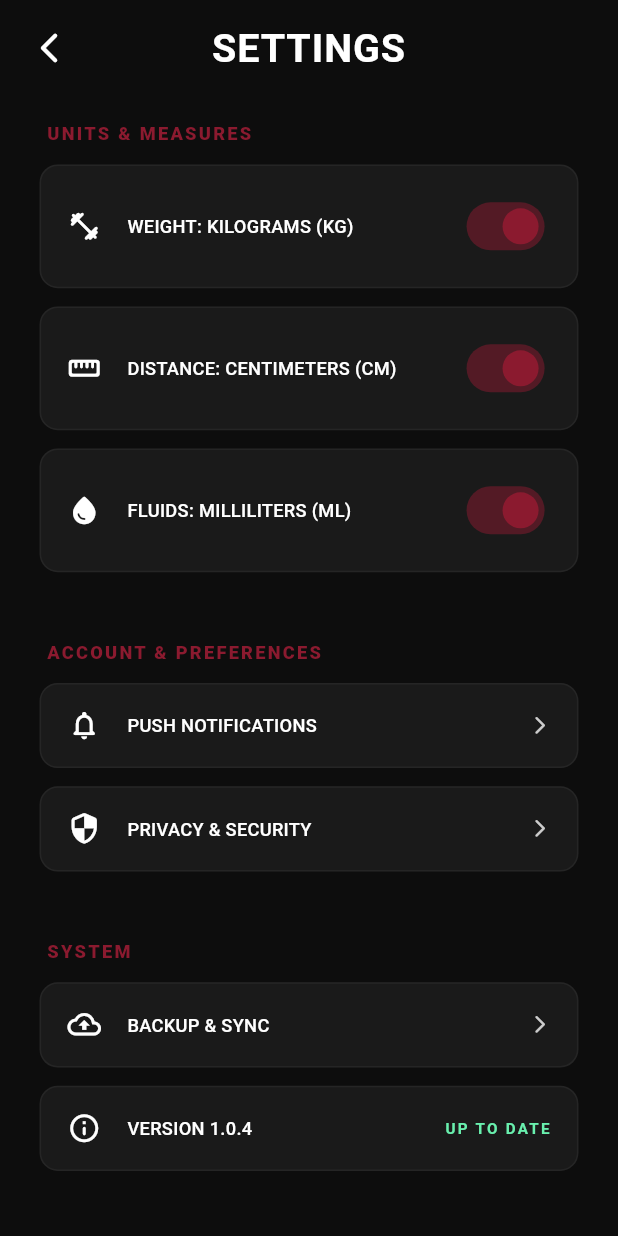
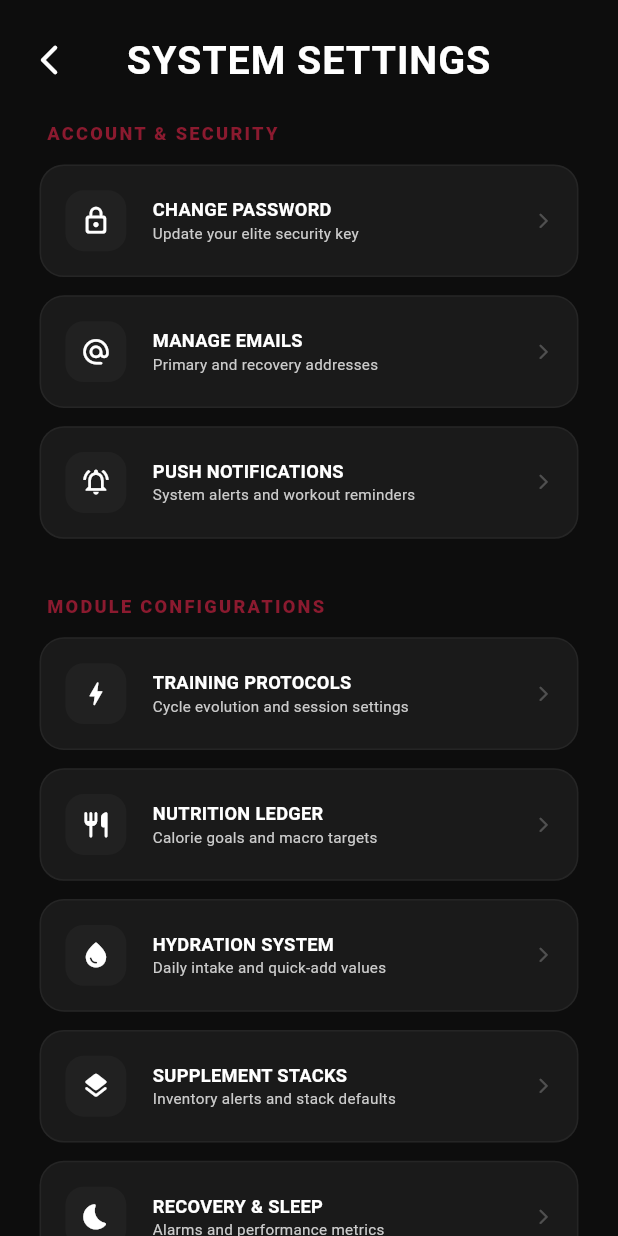
Before and after one commit to abrraar/Heavy-Duty-App, a Flutter app: the MainWrapper screen opened directly with empty values, after a tap on the "settings" icon, on a phone screen of 412 x 824 dp. Run offline on Flutter 3.47's test engine with Material 3 defaults, Android fonts, the phone set to English and light mode, and no system bars; our stand-ins replace connectivity_plus, file_picker, fl_chart, flutter_local_notifications, flutter_screenutil, flutter_timezone and 6 more; missing offline and left inert: alarm, android_intent_plus; accounts and stored records are empty; network calls fail; Roboto replaces fonts that are missing (Impact); statements that could not run were skipped.

Commit message:
Refactored Profile and Settings architecture: Moved security (Password, Emails) to a new System Cockpit hub, integrated direct access to all module settings, and optimized the Athlete Profile for physical metrics.

```diff
--- a/lib/core/navigation/app_router.dart
+++ b/lib/core/navigation/app_router.dart
@@ -19,6 +19,14 @@ import 'package:heavy_duty/features/profile/edit_profile_screen.dart';
 import 'package:heavy_duty/features/profile/change_username_screen.dart';
 import 'package:heavy_duty/features/profile/change_password_screen.dart';
 import 'package:heavy_duty/features/profile/manage_email_screen.dart';
+import 'package:heavy_duty/features/settings/settings_screen.dart';
+import 'package:heavy_duty/features/settings/notification_screen.dart';
+import 'package:heavy_duty/features/settings/cycle_tracking_settings_screen.dart';
+import 'package:heavy_duty/features/settings/calorie_settings_screen.dart';
+import 'package:heavy_duty/features/settings/hydration_settings_screen.dart';
+import 'package:heavy_duty/features/settings/supplement_settings_screen.dart';
+import 'package:heavy_duty/features/settings/sleep_settings_screen.dart';
+import 'package:heavy_duty/features/settings/body_comp_settings_screen.dart';
 import 'package:heavy_duty/features/splash/splash_screen.dart';
 import 'package:heavy_duty/features/tracker/tracker_screen.dart';
 import 'package:heavy_duty/features/tracker/calorie/calorie_screen.dart';
@@ -269,15 +277,57 @@ final appRouter = GoRouter(
               parentNavigatorKey: _rootNavigatorKey,
               builder: (context, state) => const ChangeUsernameScreen(),
             ),
+          ],
+        ),
+        GoRoute(
+          path: AppRoutes.settings,
+          parentNavigatorKey: _rootNavigatorKey,
+          builder: (context, state) => const SettingsScreen(),
+          routes: [
             GoRoute(
-              path: 'change-password',
+              path: 'notifications',
               parentNavigatorKey: _rootNavigatorKey,
-              builder: (context, state) => const ChangePasswordScreen(),
+              builder: (context, state) => const NotificationSettingsScreen(),
+            ),
+            GoRoute(
+              path: 'cycle',
+              parentNavigatorKey: _rootNavigatorKey,
+              builder: (context, state) => const CycleTrackingSettingsScreen(),
+            ),
+            GoRoute(
+              path: 'calorie',
+              parentNavigatorKey: _rootNavigatorKey,
+              builder: (context, state) => const CalorieSettingsScreen(),
+            ),
+            GoRoute(
+              path: 'hydration',
+              parentNavigatorKey: _rootNavigatorKey,
+              builder: (context, state) => const HydrationSettingsScreen(),
+            ),
+            GoRoute(
+              path: 'supplement',
+              parentNavigatorKey: _rootNavigatorKey,
+              builder: (context, state) => const SupplementSettingsScreen(),
+            ),
+            GoRoute(
+              path: 'sleep',
+              parentNavigatorKey: _rootNavigatorKey,
+              builder: (context, state) => const SleepSettingsScreen(),
+            ),
+            GoRoute(
+              path: 'body-comp',
+              parentNavigatorKey: _rootNavigatorKey,
+              builder: (context, state) => const BodyCompSettingsScreen(),
             ),
             GoRoute(
               path: 'manage-email',
               parentNavigatorKey: _rootNavigatorKey,
               builder: (context, state) => const ManageEmailScreen(),
+            ),
+            GoRoute(
+              path: 'change-password',
+              parentNavigatorKey: _rootNavigatorKey,
+              builder: (context, state) => const ChangePasswordScreen(),
             ),
           ],
         ),
--- a/lib/core/navigation/app_routes.dart
+++ b/lib/core/navigation/app_routes.dart
@@ -21,8 +21,19 @@ class AppRoutes {
   static const String profile   = '/profile';
   static const String editProfile = '/profile/edit';
   static const String changeUsername = '/profile/change-username';
-  static const String manageEmail = '/profile/manage-email';
-  static const String changePassword = '/profile/change-password';
+
+  // ── Settings ──────────────────────────────────────────
+  static const String settings = '/settings';
+  static const String settingsNotifications = '/settings/notifications';
+  static const String settingsCycle = '/settings/cycle';
+  static const String settingsCalorie = '/settings/calorie';
+  static const String settingsHydration = '/settings/hydration';
+  static const String settingsSupplement = '/settings/supplement';
+  static const String settingsSleep = '/settings/sleep';
+  static const String settingsBodyComp = '/settings/body-comp';
+  static const String manageEmail = '/settings/manage-email';
+  static const String changePassword = '/settings/change-password';
+
   static const String alarmRinging = '/alarm-ringing';
   static const String shareCycle = '/share/cycle';
   static const String shareMeal = '/share/meal';
--- a/lib/features/main_wrapper.dart
+++ b/lib/features/main_wrapper.dart
@@ -90,18 +90,16 @@ class MainWrapper extends StatelessWidget {
 
   void _openSettings(BuildContext context) {
     final String currentContext = activeSettingsContext.value;
-    Widget target;
     switch (currentContext) {
-      case "hydration": target = const HydrationSettingsScreen(); break;
-      case "body_comp": target = const BodyCompSettingsScreen(); break;
-      case "cycle": target = const CycleTrackingSettingsScreen(); break;
-      case "sleep": target = const SleepSettingsScreen(); break;
-      case "calorie": target = const CalorieSettingsScreen(); break;
-      case "supplement": target = const SupplementSettingsScreen(); break;
-      case "affirmation": AffirmationSettingsSheet.show(context); return;
-      default: target = const SettingsScreen();
+      case "hydration": context.push(AppRoutes.settingsHydration); break;
+      case "body_comp": context.push(AppRoutes.settingsBodyComp); break;
+      case "cycle": context.push(AppRoutes.settingsCycle); break;
+      case "sleep": context.push(AppRoutes.settingsSleep); break;
+      case "calorie": context.push(AppRoutes.settingsCalorie); break;
+      case "supplement": context.push(AppRoutes.settingsSupplement); break;
+      case "affirmation": AffirmationSettingsSheet.show(context); break;
+      default: context.push(AppRoutes.settings);
     }
-    Navigator.push(context, MaterialPageRoute(builder: (context) => target));
   }
 
   String _getTitle(int index) {
--- a/lib/features/profile/edit_profile_screen.dart
+++ b/lib/features/profile/edit_profile_screen.dart
@@ -154,18 +154,6 @@ class _EditProfileScreenState extends State<EditProfileScreen> {
               label: "CHANGE USERNAME",
               onTap: () => context.push(AppRoutes.changeUsername),
             ),
-            SizedBox(height: 16.h),
-
-            _buildNavigationRow(
-              label: "CHANGE PASSWORD",
-              onTap: () => context.push(AppRoutes.changePassword),
-            ),
-            SizedBox(height: 16.h),
-
-            _buildNavigationRow(
-              label: "MANAGE EMAIL ADDRESS",
-              onTap: () => context.push(AppRoutes.manageEmail),
-            ),
             SizedBox(height: 40.h),
           ],
         ),
--- a/lib/features/profile/profile.dart
+++ b/lib/features/profile/profile.dart
@@ -18,6 +18,11 @@ class ProfileScreen extends StatelessWidget {
 
   @override
   Widget build(BuildContext context) {
+    // Register settings context for MainWrapper header
+    WidgetsBinding.instance.addPostFrameCallback((_) {
+      activeSettingsContext.value = "profile";
+    });
+
     return Consumer3<AuthProvider, BodyCompProvider, CycleProvider>(
       builder: (context, authProv, bodyProv, cycleProv, _) {
         final lastWeightLog = bodyProv.logs.where((l) => l.type == BodyMetricType.weight).firstOrNull;
--- a/lib/features/settings/settings_screen.dart
+++ b/lib/features/settings/settings_screen.dart
@@ -4,8 +4,8 @@ import 'package:go_router/go_router.dart';
 import 'package:provider/provider.dart';
 import 'package:heavy_duty/core/theme/app_colors.dart';
 import 'package:heavy_duty/core/theme/app_text_styles.dart';
+import 'package:heavy_duty/core/navigation/app_routes.dart';
 import 'package:heavy_duty/features/auth/provider/auth_provider.dart';
-import 'package:heavy_duty/features/settings/notification_screen.dart';
 
 class SettingsScreen extends StatefulWidget {
   const SettingsScreen({super.key});
@@ -15,63 +15,42 @@ class SettingsScreen extends StatefulWidget {
 }
 
 class _SettingsScreenState extends State<SettingsScreen> {
-  // Unit States
-  bool _useMetricWeight = true; // KG vs LBS
-  bool _useMetricDistance = true; // CM vs INCH
-  bool _useMetricVolume = true; // ML vs OZ
+  // Unit States (These should eventually come from a GlobalSettingsProvider)
+  bool _useMetricWeight = true;
+  bool _useMetricVolume = true;
 
   @override
   Widget build(BuildContext context) {
     return Scaffold(
       backgroundColor: AppColors.background,
-      appBar: null,
-      // SafeArea prevents overlap with phone notch/camera
       body: SafeArea(
         child: Column(
           children: [
-            // Heavy Duty Header Protocol
+            // ── HEADER ───────────────────────────────────────────────────────
             Padding(
-              padding: EdgeInsets.only(
-                top: 8.h,
-                left: 8.w,
-                right: 8.w,
-                bottom: 8.h,
-              ),
+              padding: EdgeInsets.symmetric(vertical: 16.h, horizontal: 8.w),
               child: IntrinsicHeight(
                 child: Row(
                   crossAxisAlignment: CrossAxisAlignment.center,
                   children: [
                     IconButton(
-                      icon: const Icon(
-                        Icons.arrow_back_ios_new_rounded,
-                        color: AppColors.white,
-                      ),
-                      // Standardized to use GoRouter pop
+                      icon: const Icon(Icons.arrow_back_ios_new_rounded, color: Colors.white),
                       onPressed: () => context.pop(),
                     ),
                     Expanded(
                       child: Text(
-                        "SETTINGS",
+                        "SYSTEM SETTINGS",
                         textAlign: TextAlign.center,
-                        style: AppTextStyles.h2.copyWith(
-                          color: AppColors.white,
-                          fontWeight: FontWeight.bold,
-                        ),
+                        style: AppTextStyles.h2.copyWith(color: Colors.white, fontWeight: FontWeight.bold),
                       ),
                     ),
-                    const Opacity(
-                      opacity: 0,
-                      child: IconButton(
-                        icon: Icon(Icons.arrow_back_ios_new_rounded),
-                        onPressed: null,
-                      ),
-                    ),
+                    const Opacity(opacity: 0, child: IconButton(icon: Icon(Icons.info), onPressed: null)),
                   ],
                 ),
               ),
             ),
 
-            // Settings Content
+            // ── CONTENT ──────────────────────────────────────────────────────
             Expanded(
               child: SingleChildScrollView(
                 padding: EdgeInsets.symmetric(horizontal: 24.w),
@@ -79,89 +58,95 @@ class _SettingsScreenState extends State<SettingsScreen> {
                 child: Column(
                   crossAxisAlignment: CrossAxisAlignment.start,
                   children: [
-                    SizedBox(height: 16.h),
-
-                    _buildSectionHeader("UNITS & MEASURES"),
-
+                    _buildSectionHeader("ACCOUNT & SECURITY"),
                     _buildSettingTile(
-                      icon: Icons.fitness_center_rounded,
-                      title: _useMetricWeight
-                          ? "WEIGHT: KILOGRAMS (KG)"
-                          : "WEIGHT: POUNDS (LBS)",
-                      trailing: Switch(
-                        value: _useMetricWeight,
-                        activeColor: AppColors.crimson,
-                        onChanged: (val) =>
-                            setState(() => _useMetricWeight = val),
-                      ),
+                      icon: Icons.lock_outline_rounded,
+                      title: "CHANGE PASSWORD",
+                      subtitle: "Update your elite security key",
+                      onTap: () => context.push(AppRoutes.changePassword),
                     ),
                     _buildSettingTile(
-                      icon: Icons.straighten_rounded,
-                      title: _useMetricDistance
-                          ? "DISTANCE: CENTIMETERS (CM)"
-                          : "DISTANCE: INCHES (IN)",
-                      trailing: Switch(
-                        value: _useMetricDistance,
-                        activeColor: AppColors.crimson,
-                        onChanged: (val) =>
-                            setState(() => _useMetricDistance = val),
-                      ),
+                      icon: Icons.alternate_email_rounded,
+                      title: "MANAGE EMAILS",
+                      subtitle: "Primary and recovery addresses",
+                      onTap: () => context.push(AppRoutes.manageEmail),
+                    ),
+                    _buildSettingTile(
+                      icon: Icons.notifications_active_outlined,
+                      title: "PUSH NOTIFICATIONS",
+                      subtitle: "System alerts and workout reminders",
+                      onTap: () => context.push(AppRoutes.settingsNotifications),
+                    ),
+
+                    SizedBox(height: 24.h),
+                    _buildSectionHeader("MODULE CONFIGURATIONS"),
+                    _buildSettingTile(
+                      icon: Icons.bolt_rounded,
+                      title: "TRAINING PROTOCOLS",
+                      subtitle: "Cycle evolution and session settings",
+                      onTap: () => context.push(AppRoutes.settingsCycle),
+                    ),
+                    _buildSettingTile(
+                      icon: Icons.restaurant_rounded,
+                      title: "NUTRITION LEDGER",
+                      subtitle: "Calorie goals and macro targets",
+                      onTap: () => context.push(AppRoutes.settingsCalorie),
                     ),
                     _buildSettingTile(
                       icon: Icons.water_drop_rounded,
-                      title: _useMetricVolume
-                          ? "FLUIDS: MILLILITERS (ML)"
-                          : "FLUIDS: OUNCES (OZ)",
-                      trailing: Switch(
-                        value: _useMetricVolume,
-                        activeColor: AppColors.crimson,
-                        onChanged: (val) =>
-                            setState(() => _useMetricVolume = val),
-                      ),
+                      title: "HYDRATION SYSTEM",
+                      subtitle: "Daily intake and quick-add values",
+                      onTap: () => context.push(AppRoutes.settingsHydration),
+                    ),
+                    _buildSettingTile(
+                      icon: Icons.layers_rounded,
+                      title: "SUPPLEMENT STACKS",
+                      subtitle: "Inventory alerts and stack defaults",
+                      onTap: () => context.push(AppRoutes.settingsSupplement),
+                    ),
+                    _buildSettingTile(
+                      icon: Icons.bedtime_rounded,
+                      title: "RECOVERY & SLEEP",
+                      subtitle: "Alarms and performance metrics",
+                      onTap: () => context.push(AppRoutes.settingsSleep),
+                    ),
+                    _buildSettingTile(
+                      icon: Icons.analytics_outlined,
+                      title: "BODY COMPOSITION",
+                      subtitle: "Visual trend and target tracking",
+                      onTap: () => context.push(AppRoutes.settingsBodyComp),
                     ),
 
-                    SizedBox(height: 32.h),
-                    _buildSectionHeader("ACCOUNT & PREFERENCES"),
-
-                    _buildSettingTile(
-                      icon: Icons.notifications_none_rounded,
-                      title: "PUSH NOTIFICATIONS",
-                      onTap: () {
-                        Navigator.push(
-                          context,
-                          MaterialPageRoute(
-                            builder: (context) =>
-                                const NotificationSettingsScreen(),
-                          ),
-                        );
-                      },
+                    SizedBox(height: 24.h),
+                    _buildSectionHeader("GLOBAL PREFERENCES"),
+                    _buildToggleTile(
+                      icon: Icons.fitness_center_rounded,
+                      title: "WEIGHT UNIT",
+                      valueText: _useMetricWeight ? "METRIC (KG)" : "IMPERIAL (LBS)",
+                      value: _useMetricWeight,
+                      onChanged: (v) => setState(() => _useMetricWeight = v),
+                    ),
+                    _buildToggleTile(
+                      icon: Icons.local_drink_rounded,
+                      title: "FLUID UNIT",
+                      valueText: _useMetricVolume ? "METRIC (ML)" : "IMPERIAL (OZ)",
+                      value: _useMetricVolume,
+                      onChanged: (v) => setState(() => _useMetricVolume = v),
                     ),
 
-                    _buildSettingTile(
-                      icon: Icons.security_rounded,
-                      title: "PRIVACY & SECURITY",
-                      onTap: () {},
-                    ),
-
-                    SizedBox(height: 32.h),
+                    SizedBox(height: 24.h),
                     _buildSectionHeader("SYSTEM"),
                     _buildSettingTile(
-                      icon: Icons.cloud_upload_outlined,
-                      title: "BACKUP & SYNC",
+                      icon: Icons.cloud_sync_rounded,
+                      title: "BACKUP & CLOUD SYNC",
+                      subtitle: "Force database synchronization",
                       onTap: () {},
                     ),
                     _buildSettingTile(
                       icon: Icons.info_outline_rounded,
-                      title: "VERSION 1.0.4",
-                      trailing: Text(
-                        "UP TO DATE",
-                        style: AppTextStyles.labelSmall.copyWith(
-                          color: AppColors.success,
-                          letterSpacing: 1.5,
-                          fontSize: 10.sp,
-                          fontWeight: FontWeight.w600,
-                        ),
-                      ),
+                      title: "HEAVY DUTY v1.0.5",
+                      subtitle: "All systems operational",
+                      trailing: Text("UP TO DATE", style: AppTextStyles.labelSmall.copyWith(color: AppColors.success, fontSize: 9.sp, fontWeight: FontWeight.bold)),
                     ),
 
                     SizedBox(height: 48.h),
@@ -177,18 +162,14 @@ class _SettingsScreenState extends State<SettingsScreen> {
     );
   }
 
-  // ─── REUSABLE SETTINGS COMPONENTS ──────────────────────────────────────────
+  // ─── UI COMPONENTS ────────────────────────────────────────────────────────
 
   Widget _buildSectionHeader(String title) {
     return Padding(
       padding: EdgeInsets.only(bottom: 12.h, left: 4.w),
       child: Text(
         title,
-        style: AppTextStyles.labelSmall.copyWith(
-          color: AppColors.crimson,
-          fontWeight: FontWeight.w900,
-          letterSpacing: 1.5,
-        ),
+        style: AppTextStyles.labelSmall.copyWith(color: AppColors.crimson, fontWeight: FontWeight.w900, letterSpacing: 1.5),
       ),
     );
   }
@@ -196,6 +177,7 @@ class _SettingsScreenState extends State<SettingsScreen> {
   Widget _buildSettingTile({
     required IconData icon,
     required String title,
+    String? subtitle,
     Widget? trailing,
     VoidCallback? onTap,
   }) {
@@ -203,33 +185,75 @@ class _SettingsScreenState extends State<SettingsScreen> {
       onTap: onTap,
       child: Container(
         margin: EdgeInsets.only(bottom: 12.h),
-        padding: EdgeInsets.symmetric(horizontal: 16.w, vertical: 16.h),
+        padding: EdgeInsets.all(16.r),
         decoration: BoxDecoration(
           color: AppColors.surface,
-          borderRadius: BorderRadius.circular(12.r),
+          borderRadius: BorderRadius.circular(16.r),
           border: Border.all(color: AppColors.white.withValues(alpha: 0.05)),
         ),
         child: Row(
           children: [
-            Icon(icon, color: AppColors.white, size: 22.r),
+            Container(
+              padding: EdgeInsets.all(10.r),
+              decoration: BoxDecoration(color: AppColors.white.withValues(alpha: 0.03), borderRadius: BorderRadius.circular(12.r)),
+              child: Icon(icon, color: AppColors.white, size: 20.r),
+            ),
             SizedBox(width: 16.w),
             Expanded(
-              child: Text(
-                title,
-                style: AppTextStyles.labelSmall.copyWith(
-                  color: AppColors.white,
-                  fontWeight: FontWeight.w500,
-                ),
+              child: Column(
+                crossAxisAlignment: CrossAxisAlignment.start,
+                children: [
+                  Text(title, style: AppTextStyles.labelSmall.copyWith(color: Colors.white, fontWeight: FontWeight.bold)),
+                  if (subtitle != null)
+                    Text(subtitle, style: AppTextStyles.labelSmall.copyWith(color: AppColors.textSecondary, fontSize: 10.sp)),
+                ],
               ),
             ),
-            trailing ??
-                Icon(
-                  Icons.arrow_forward_ios_rounded,
-                  color: AppColors.textSecondary,
-                  size: 14.r,
-                ),
+            trailing ?? Icon(Icons.arrow_forward_ios_rounded, color: AppColors.textSecondary.withValues(alpha: 0.3), size: 12.r),
           ],
         ),
+      ),
+    );
+  }
+
+  Widget _buildToggleTile({
+    required IconData icon,
+    required String title,
+    required String valueText,
+    required bool value,
+    required Function(bool) onChanged,
+  }) {
+    return Container(
+      margin: EdgeInsets.only(bottom: 12.h),
+      padding: EdgeInsets.all(16.r),
+      decoration: BoxDecoration(
+        color: AppColors.surface,
+        borderRadius: BorderRadius.circular(16.r),
+        border: Border.all(color: AppColors.white.withValues(alpha: 0.05)),
+      ),
+      child: Row(
+        children: [
+          Container(
+            padding: EdgeInsets.all(10.r),
+            decoration: BoxDecoration(color: AppColors.white.withValues(alpha: 0.03), borderRadius: BorderRadius.circular(12.r)),
+            child: Icon(icon, color: AppColors.white, size: 20.r),
+          ),
+          SizedBox(width: 16.w),
+          Expanded(
+            child: Column(
+              crossAxisAlignment: CrossAxisAlignment.start,
+              children: [
+                Text(title, style: AppTextStyles.labelSmall.copyWith(color: Colors.white, fontWeight: FontWeight.bold)),
+                Text(valueText, style: AppTextStyles.labelSmall.copyWith(color: AppColors.crimson, fontSize: 10.sp, fontWeight: FontWeight.w900)),
+              ],
+            ),
+          ),
+          Switch.adaptive(
+            value: value,
+            onChanged: onChanged,
+            activeColor: AppColors.crimson,
+          ),
+        ],
       ),
     );
   }
@@ -238,36 +262,24 @@ class _SettingsScreenState extends State<SettingsScreen> {
     return GestureDetector(
       onTap: () async {
         try {
-          // Triggers global session clearance via Supabase Auth
           await context.read<AuthProvider>().signOut();
         } catch (e) {
           if (!mounted) return;
-          ScaffoldMessenger.of(context).showSnackBar(
-            SnackBar(
-              content: Text(
-                'LOGOUT FAILED: ${e.toString().replaceAll('Exception: ', '')}',
-                style: AppTextStyles.bodySmall,
-              ),
-              backgroundColor: AppColors.error,
-            ),
-          );
+          ScaffoldMessenger.of(context).showSnackBar(SnackBar(content: Text('LOGOUT FAILED: $e'), backgroundColor: AppColors.error));
         }
       },
       child: Container(
         width: double.infinity,
         padding: EdgeInsets.symmetric(vertical: 16.h),
         decoration: BoxDecoration(
+          color: AppColors.crimson.withValues(alpha: 0.1),
           border: Border.all(color: AppColors.crimson.withValues(alpha: 0.3)),
-          borderRadius: BorderRadius.circular(12.r),
+          borderRadius: BorderRadius.circular(16.r),
         ),
         child: Center(
           child: Text(
-            "LOGOUT",
-            style: AppTextStyles.labelMedium.copyWith(
-              color: AppColors.crimson,
-              fontWeight: FontWeight.bold,
-              letterSpacing: 2,
-            ),
+            "TERMINATE SESSION (LOGOUT)",
+            style: AppTextStyles.labelMedium.copyWith(color: AppColors.crimson, fontWeight: FontWeight.w900, letterSpacing: 2),
           ),
         ),
       ),
```
